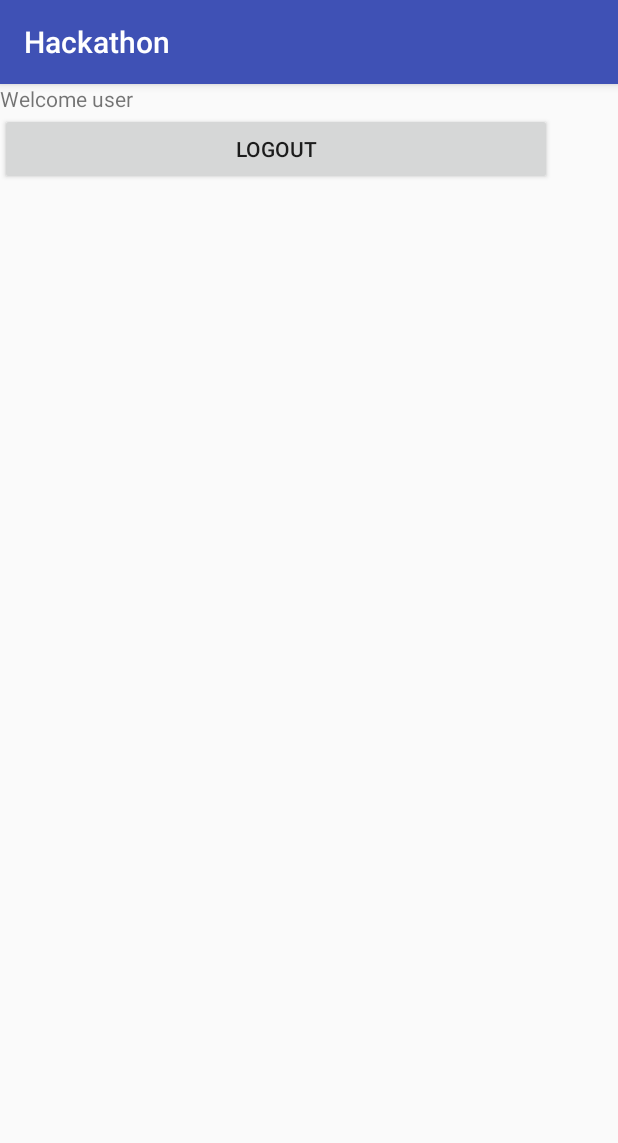
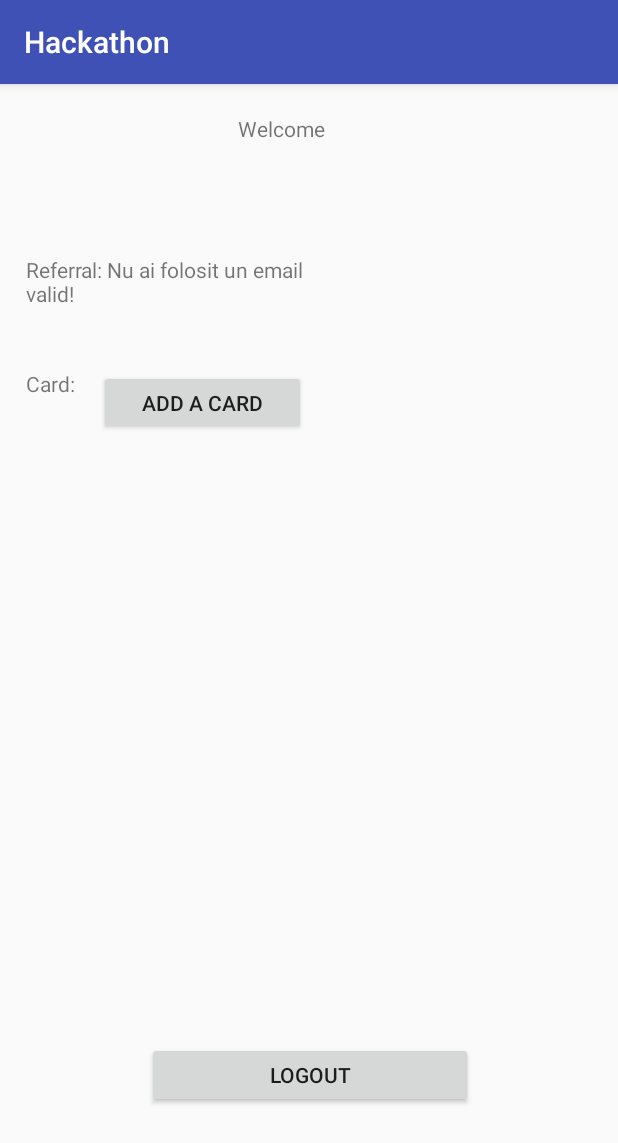
Before and after one commit to laur4444/Hackathon2, an Android app: the screen it shows after launch once a user with an empty profile is signed in (ProfileActivity), on a phone screen of 412 x 824 dp. Shown: the top 1143 px of the screen. Run offline under Robolectric (Android 15) with nearby library versions, the phone set to English and light mode, and no system bars; our stand-ins replace Firebase (no records; nobody signed in at launch, a user with empty details on screens opened directly).

Commit message:
lucru la preofil

```diff
--- a/app/build.gradle
+++ b/app/build.gradle
@@ -1,7 +1,7 @@
 apply plugin: 'com.android.application'
 
 android {
-    compileSdkVersion 26
+    compileSdkVersion 27
     defaultConfig {
         applicationId "net.ddns.dunno.hackathon"
         minSdkVersion 15
--- a/app/src/main/java/net/ddns/dunno/hackathon/MainActivity.java
+++ b/app/src/main/java/net/ddns/dunno/hackathon/MainActivity.java
@@ -91,7 +91,8 @@ public class MainActivity extends AppCompatActivity implements View.OnClickListe
             Toast.makeText(this, "Please enter password", Toast.LENGTH_SHORT).show();
             return;
         }
-
+        loadingDialog.setMessage("Registering User...");
+        loadingDialog.show();
         if(!TextUtils.isEmpty(referralEmail) && isValidEmaillId(referralEmail) == true){
             firebaseAuth.fetchProvidersForEmail(referralEmail).addOnCompleteListener(new OnCompleteListener<ProviderQueryResult>() {
                 @Override
@@ -126,10 +127,10 @@ public class MainActivity extends AppCompatActivity implements View.OnClickListe
                             Toast.makeText(MainActivity.this, "Registered Successfully!", Toast.LENGTH_SHORT).show();
                             mChildRef = mRootRef.child("UIDS").child(firebaseAuth.getUid().toString()).child("Referral");
                             mChildRef.setValue(referralEmail);
-                            //loadingDialog.cancel();
+                            loadingDialog.cancel();
                         } else {
                             Toast.makeText(MainActivity.this, "Could not register!", Toast.LENGTH_SHORT).show();
-                            //loadingDialog.cancel();
+                            loadingDialog.cancel();
 
                         }
 
--- a/app/src/main/java/net/ddns/dunno/hackathon/ProfileActivity.java
+++ b/app/src/main/java/net/ddns/dunno/hackathon/ProfileActivity.java
@@ -4,6 +4,7 @@ import android.content.Intent;
 import android.provider.ContactsContract;
 import android.support.v7.app.AppCompatActivity;
 import android.os.Bundle;
+import android.text.TextUtils;
 import android.view.View;
 import android.widget.Button;
 import android.widget.TextView;
@@ -25,8 +26,12 @@ public class ProfileActivity extends AppCompatActivity implements View.OnClickLi
 
     private TextView viewPhone;
 
+    private TextView viewCard;
+    private Button insertCard;
+
     DatabaseReference mRootRef = FirebaseDatabase.getInstance().getReference();
     DatabaseReference mConditionRef;
+    DatabaseReference mInsertCard;
 
 
 
@@ -45,13 +50,18 @@ public class ProfileActivity extends AppCompatActivity implements View.OnClickLi
         viewUserEmail = findViewById(R.id.user_name);
         buttonLogout = findViewById(R.id.user_LogOut);
 
-        viewPhone = findViewById(R.id.user_Phone);
+        viewPhone = findViewById(R.id.user_referred);
+        viewCard = findViewById(R.id.user_card);
+        insertCard = findViewById(R.id.user_AddCard);
 
         FirebaseUser user = firebaseAuth.getCurrentUser();
-        viewUserEmail.setText("Welcome " + user.getUid().toString());
+        viewUserEmail.setText("Welcome " + user.getEmail().toString());
 
         mConditionRef = mRootRef.child("UIDS").child(user.getUid().toString()).child("Referral");
+        mInsertCard = mRootRef.child("UIDS").child(user.getUid().toString()).child("Card");
+
         buttonLogout.setOnClickListener(this);
+        insertCard.setOnClickListener(this);
 
 
 
@@ -64,7 +74,30 @@ public class ProfileActivity extends AppCompatActivity implements View.OnClickLi
             @Override
             public void onDataChange(DataSnapshot dataSnapshot) {
                 String text = dataSnapshot.getValue(String.class);
-                viewPhone.setText(text);
+                if(TextUtils.isEmpty(text)){
+                    viewPhone.setText("Referral: Nu ai folosit un email valid!");
+                } else {
+                    viewPhone.setText("Referral: " + text);
+                }
+            }
+
+            @Override
+            public void onCancelled(DatabaseError databaseError) {
+
+            }
+        });
+
+        mInsertCard.addValueEventListener(new ValueEventListener() {
+            @Override
+            public void onDataChange(DataSnapshot dataSnapshot) {
+                String text = dataSnapshot.getValue(String.class);
+                if(TextUtils.isEmpty(text)){
+                    //nothing
+                } else {
+                    insertCard.setVisibility(View.INVISIBLE);
+                    viewCard.setText("Card: " + text);
+
+                }
             }
 
             @Override
@@ -83,5 +116,10 @@ public class ProfileActivity extends AppCompatActivity implements View.OnClickLi
             startActivity(new Intent(this, LoginActivity.class));
         }
 
+        if(view == insertCard) {
+            mInsertCard.setValue("12345678");
+            insertCard.setVisibility(View.INVISIBLE);
+        }
+
     }
 }
--- a/app/src/main/res/layout/activity_main.xml
+++ b/app/src/main/res/layout/activity_main.xml
@@ -83,8 +83,8 @@
         android:layout_marginStart="8dp"
         android:layout_marginTop="8dp"
         android:ems="10"
+        android:hint="Enter Referral Email"
         android:inputType="textEmailAddress"
-        android:text="Referral"
         app:layout_constraintBottom_toBottomOf="parent"
         app:layout_constraintEnd_toEndOf="parent"
         app:layout_constraintHorizontal_bias="0.202"
--- a/app/src/main/res/layout/activity_profile.xml
+++ b/app/src/main/res/layout/activity_profile.xml
@@ -6,29 +6,85 @@
     android:layout_height="match_parent"
     tools:context="net.ddns.dunno.hackathon.ProfileActivity">
 
-    <LinearLayout
-        android:layout_width="368dp"
-        android:layout_height="495dp"
-        android:orientation="vertical"
-        tools:layout_editor_absoluteX="8dp"
-        tools:layout_editor_absoluteY="8dp">
+    <TextView
+        android:id="@+id/user_name"
+        android:layout_width="359dp"
+        android:layout_height="45dp"
+        android:layout_marginBottom="8dp"
+        android:layout_marginEnd="8dp"
+        android:layout_marginStart="8dp"
+        android:layout_marginTop="8dp"
+        android:text="Salut EMAIL"
+        android:textAlignment="center"
+        app:layout_constraintBottom_toBottomOf="parent"
+        app:layout_constraintEnd_toEndOf="parent"
+        app:layout_constraintHorizontal_bias="0.029"
+        app:layout_constraintStart_toStartOf="parent"
+        app:layout_constraintTop_toTopOf="parent"
+        app:layout_constraintVertical_bias="0.017" />
 
-        <TextView
-            android:id="@+id/user_name"
-            android:layout_width="match_parent"
-            android:layout_height="wrap_content"
-            android:text="TextView" />
+    <TextView
+        android:id="@+id/user_referred"
+        android:layout_width="196dp"
+        android:layout_height="37dp"
+        android:layout_marginBottom="8dp"
+        android:layout_marginEnd="8dp"
+        android:layout_marginStart="8dp"
+        android:layout_marginTop="8dp"
+        android:text="Referral:"
+        app:layout_constraintBottom_toBottomOf="parent"
+        app:layout_constraintEnd_toEndOf="parent"
+        app:layout_constraintHorizontal_bias="0.046"
+        app:layout_constraintStart_toStartOf="parent"
+        app:layout_constraintTop_toTopOf="parent"
+        app:layout_constraintVertical_bias="0.148" />
 
-        <Button
-            android:id="@+id/user_LogOut"
-            android:layout_width="match_parent"
-            android:layout_height="wrap_content"
-            android:text="LogOut" />
+    <TextView
+        android:id="@+id/user_card"
+        android:layout_width="196dp"
+        android:layout_height="37dp"
+        android:layout_marginBottom="8dp"
+        android:layout_marginEnd="8dp"
+        android:layout_marginStart="8dp"
+        android:layout_marginTop="8dp"
+        android:text="Card:"
+        app:layout_constraintBottom_toBottomOf="parent"
+        app:layout_constraintEnd_toEndOf="parent"
+        app:layout_constraintHorizontal_bias="0.046"
+        app:layout_constraintStart_toStartOf="parent"
+        app:layout_constraintTop_toTopOf="parent"
+        app:layout_constraintVertical_bias="0.255" />
 
-        <TextView
-            android:id="@+id/user_Phone"
-            android:layout_width="match_parent"
-            android:layout_height="wrap_content"
-            android:text="TextView" />
-    </LinearLayout>
+    <Button
+        android:id="@+id/user_LogOut"
+        android:layout_width="217dp"
+        android:layout_height="44dp"
+        android:layout_marginBottom="8dp"
+        android:layout_marginEnd="8dp"
+        android:layout_marginStart="8dp"
+        android:layout_marginTop="8dp"
+        android:text="LogOut"
+        app:layout_constraintBottom_toBottomOf="parent"
+        app:layout_constraintEnd_toEndOf="parent"
+        app:layout_constraintHorizontal_bias="0.503"
+        app:layout_constraintStart_toStartOf="parent"
+        app:layout_constraintTop_toTopOf="parent"
+        app:layout_constraintVertical_bias="0.891" />
+
+    <Button
+        android:id="@+id/user_AddCard"
+        android:layout_width="138dp"
+        android:layout_height="43dp"
+        android:layout_marginBottom="8dp"
+        android:layout_marginEnd="8dp"
+        android:layout_marginStart="8dp"
+        android:layout_marginTop="8dp"
+        android:text="Add a card"
+        app:layout_constraintBottom_toBottomOf="parent"
+        app:layout_constraintEnd_toEndOf="parent"
+        app:layout_constraintHorizontal_bias="0.226"
+        app:layout_constraintStart_toStartOf="parent"
+        app:layout_constraintTop_toTopOf="parent"
+        app:layout_constraintVertical_bias="0.258" />
+
 </android.support.constraint.ConstraintLayout>
```
